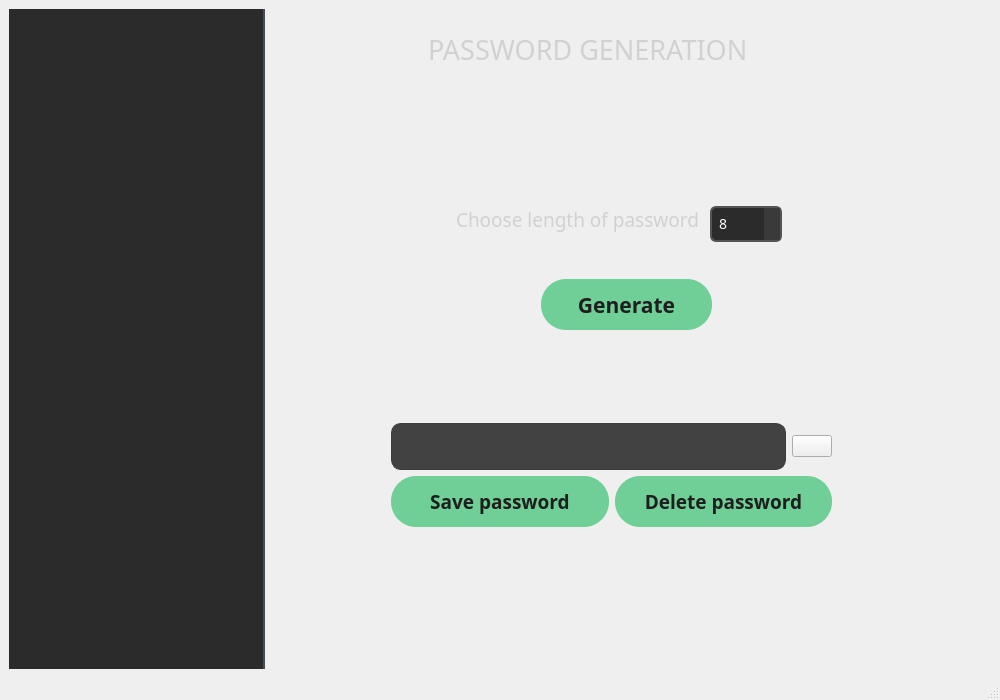
This is mainwindow.ui in minnesangg/Cerberus as Qt 5 draws it before an edit. The edited form follows.
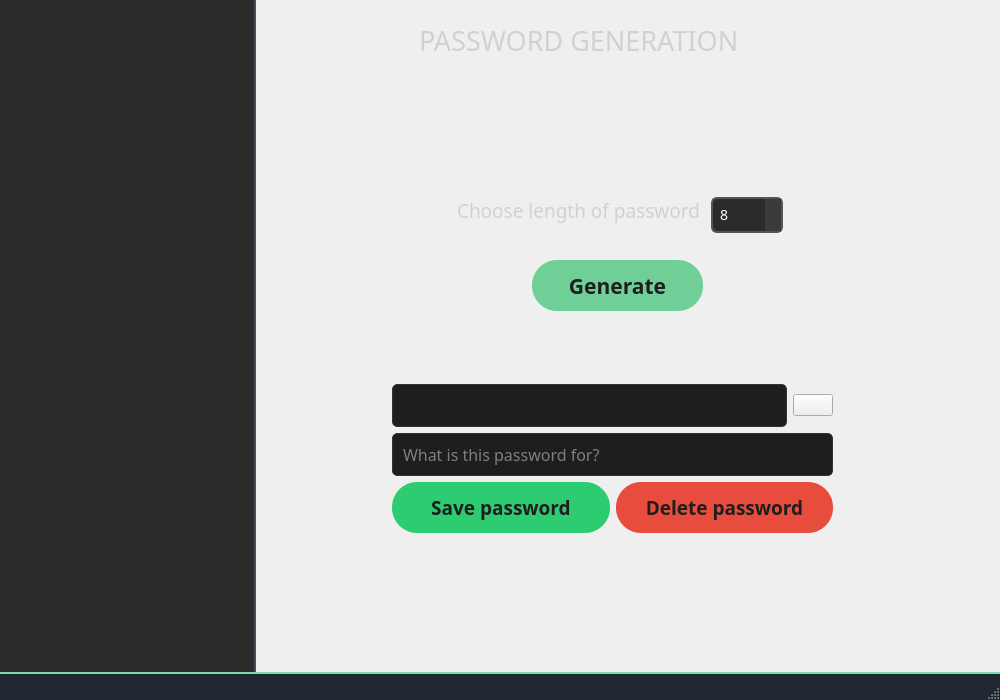
This is the edited form. Icons and pictures are not drawn.

Commit message: finished work on generatePassword page and login window

The edit to the form file:
```diff
--- a/mainwindow.ui
+++ b/mainwindow.ui
@@ -36,6 +36,18 @@
     <cursorShape>ArrowCursor</cursorShape>
    </property>
    <layout class="QFormLayout" name="formLayout">
+    <property name="leftMargin">
+     <number>0</number>
+    </property>
+    <property name="topMargin">
+     <number>0</number>
+    </property>
+    <property name="rightMargin">
+     <number>0</number>
+    </property>
+    <property name="bottomMargin">
+     <number>0</number>
+    </property>
     <item row="0" column="0">
      <widget class="QListWidget" name="listWidget">
       <property name="cursor" stdset="0">
@@ -122,64 +134,19 @@
          <string>PASSWORD GENERATION</string>
         </property>
        </widget>
-       <widget class="QPushButton" name="generateButton">
-        <property name="geometry">
-         <rect>
-          <x>270</x>
-          <y>270</y>
-          <width>171</width>
-          <height>51</height>
-         </rect>
-        </property>
-        <property name="font">
-         <font>
-          <family>Gill Sans MT</family>
-          <pointsize>16</pointsize>
-          <bold>true</bold>
-         </font>
-        </property>
-        <property name="cursor">
-         <cursorShape>PointingHandCursor</cursorShape>
-        </property>
-        <property name="styleSheet">
-         <string notr="true">QPushButton {
-    background-color: #6fcf97; 
-    color: #1e1e1e; 
-    font-weight: bold;
-    border: none;
-    padding: 12px 24px;
-    border-radius: 25px;
-    box-shadow: 0 4px 8px rgba(0, 0, 0, 0.1);
-    transition: background-color 0.3s, box-shadow 0.3s;
-}
-
-QPushButton:hover {
-    background-color: #5bbd88;
-    box-shadow: 0 6px 12px rgba(0, 0, 0, 0.2);
-}
-
-QPushButton:pressed {
-    background-color: #4aa97a;
-    box-shadow: none;
-}</string>
-        </property>
-        <property name="text">
-         <string>Generate</string>
-        </property>
-       </widget>
        <widget class="QWidget" name="verticalLayoutWidget">
         <property name="geometry">
          <rect>
-          <x>120</x>
-          <y>410</y>
+          <x>130</x>
+          <y>380</y>
           <width>441</width>
-          <height>112</height>
+          <height>158</height>
          </rect>
         </property>
         <layout class="QVBoxLayout" name="generatedPassLayout">
          <item>
           <layout class="QGridLayout" name="gridLayout_2">
-           <item row="1" column="0">
+           <item row="2" column="0">
             <widget class="QPushButton" name="savePassButton">
              <property name="font">
               <font>
@@ -193,7 +160,7 @@
              </property>
              <property name="styleSheet">
               <string notr="true">QPushButton {
-    background-color: #6fcf97; 
+    background-color: #2ECC71;
     color: #1e1e1e; 
     font-weight: bold;
     border: none;
@@ -211,14 +178,16 @@
 QPushButton:pressed {
     background-color: #4aa97a;
     box-shadow: none;
-}</string>
+}
+
+</string>
              </property>
              <property name="text">
               <string>Save password</string>
              </property>
             </widget>
            </item>
-           <item row="1" column="1">
+           <item row="2" column="1">
             <widget class="QPushButton" name="deletePassButton">
              <property name="font">
               <font>
@@ -232,7 +201,7 @@
              </property>
              <property name="styleSheet">
               <string notr="true">QPushButton {
-    background-color: #6fcf97; 
+	background-color: #E74C3C;
     color: #1e1e1e; 
     font-weight: bold;
     border: none;
@@ -261,22 +230,21 @@
             <layout class="QHBoxLayout" name="horizontalLayout">
              <item>
               <widget class="QLineEdit" name="generatedLine">
+               <property name="font">
+                <font>
+                 <family>Gill Sans MT</family>
+                 <pointsize>12</pointsize>
+                </font>
+               </property>
                <property name="styleSheet">
                 <string notr="true">QLineEdit {
-    background-color: #424242; 
-    border: 1px solid #3c3c3c; 
-    color: #d1d1d1;
-    font-size: 16px;
-    padding: 12px;
-    border-radius: 10px;
-	selection-background-color: transparent;
-    transition: border-color 0.3s;
+    background-color: #1E1E1E;
+    border: 1px solid #333;
+    padding: 8px;
+    border-radius: 5px;
+    color: #E0E0E0;
 }
-
-QLineEdit:focus {
-    border-color: #6fcf97; 
-    box-shadow: 0 0 5px rgba(111, 207, 151, 0.5);
-}</string>
+</string>
                </property>
                <property name="echoMode">
                 <enum>QLineEdit::Normal</enum>
@@ -309,6 +277,35 @@
              </item>
             </layout>
            </item>
+           <item row="1" column="0" colspan="2">
+            <widget class="QLineEdit" name="passwordNameLabel">
+             <property name="font">
+              <font>
+               <family>Gill Sans MT</family>
+               <pointsize>12</pointsize>
+              </font>
+             </property>
+             <property name="styleSheet">
+              <string notr="true">QLineEdit {
+    background-color: #1E1E1E;
+    border: 1px solid #333;
+    padding: 8px;
+    border-radius: 5px;
+    color: #E0E0E0;
+}
+</string>
+             </property>
+             <property name="text">
+              <string/>
+             </property>
+             <property name="echoMode">
+              <enum>QLineEdit::Normal</enum>
+             </property>
+             <property name="placeholderText">
+              <string>What is this password for?</string>
+             </property>
+            </widget>
+           </item>
           </layout>
          </item>
         </layout>
@@ -316,10 +313,10 @@
        <widget class="QWidget" name="horizontalLayoutWidget_2">
         <property name="geometry">
          <rect>
-          <x>180</x>
-          <y>180</y>
+          <x>190</x>
+          <y>190</y>
           <width>331</width>
-          <height>71</height>
+          <height>51</height>
          </rect>
         </property>
         <layout class="QHBoxLayout" name="lengthLayout">
@@ -400,6 +397,51 @@
          </item>
         </layout>
        </widget>
+       <widget class="QPushButton" name="generateButton">
+        <property name="geometry">
+         <rect>
+          <x>270</x>
+          <y>260</y>
+          <width>171</width>
+          <height>51</height>
+         </rect>
+        </property>
+        <property name="font">
+         <font>
+          <family>Gill Sans MT</family>
+          <pointsize>16</pointsize>
+          <bold>true</bold>
+         </font>
+        </property>
+        <property name="cursor">
+         <cursorShape>PointingHandCursor</cursorShape>
+        </property>
+        <property name="styleSheet">
+         <string notr="true">QPushButton {
+    background-color: #6fcf97; 
+    color: #1e1e1e; 
+    font-weight: bold;
+    border: none;
+    padding: 12px 24px;
+    border-radius: 25px;
+    box-shadow: 0 4px 8px rgba(0, 0, 0, 0.1);
+    transition: background-color 0.3s, box-shadow 0.3s;
+}
+
+QPushButton:hover {
+    background-color: #5bbd88;
+    box-shadow: 0 6px 12px rgba(0, 0, 0, 0.2);
+}
+
+QPushButton:pressed {
+    background-color: #4aa97a;
+    box-shadow: none;
+}</string>
+        </property>
+        <property name="text">
+         <string>Generate</string>
+        </property>
+       </widget>
       </widget>
       <widget class="QWidget" name="managePage">
        <layout class="QVBoxLayout" name="verticalLayout_5"/>
@@ -447,6 +489,30 @@
      <verstretch>1</verstretch>
     </sizepolicy>
    </property>
+   <property name="font">
+    <font>
+     <family>Gill Sans MT</family>
+     <pointsize>12</pointsize>
+     <bold>true</bold>
+    </font>
+   </property>
+   <property name="styleSheet">
+    <string notr="true">QStatusBar {
+    background-color: #222831;    
+    color: #76e0a6;             
+    font-size: 16
+px;
+    font-weight: bold;
+    padding: 5px;
+    border-top: 2px solid #76e0a6; 
+}
+
+QStatusBar::item {
+    border: none;                  
+    padding-left: 10px;             
+}
+</string>
+   </property>
   </widget>
  </widget>
  <resources/>
```
Left out of the diff: 31 changed lines with no effect on the pictures. The commit also changes 11 other files.
